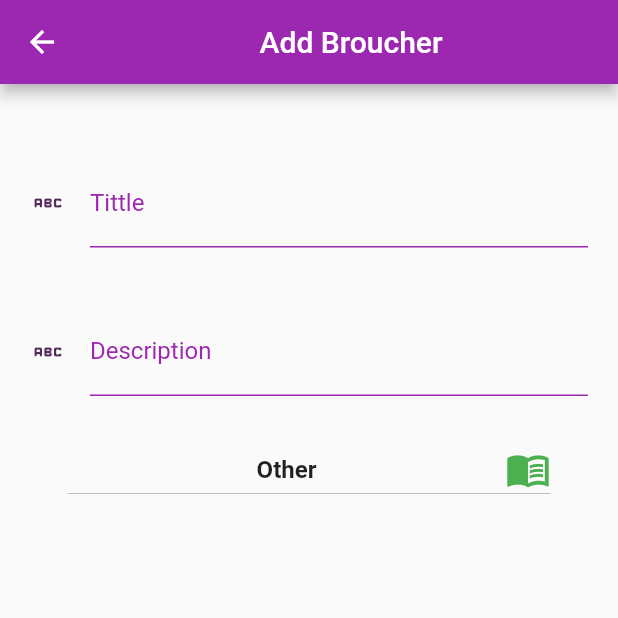
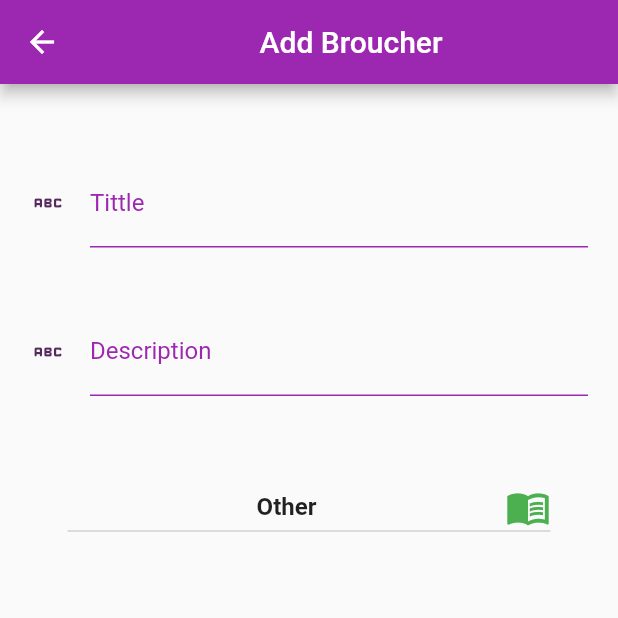
Before and after one commit to Mekdim12/Realestate_consultancy_site_controller, a Flutter app: the BrouchersDetailPage screen opened directly, on a phone screen of 412 x 824 dp, the top half of it. Run offline on Flutter 3.47's test engine with Material 2 defaults, Android fonts, the phone set to English and light mode, and no system bars; our stand-ins replace carousel_slider, curved_navigation_bar, flutter_spinkit; Roboto replaces fonts that are missing (quickSand).

Commit message:
WIP drop menu/item is miss behacing workig on fixing that

```diff
--- a/lib/components/pages/brouchers_detail_page.dart
+++ b/lib/components/pages/brouchers_detail_page.dart
@@ -12,7 +12,7 @@ class BrouchersDetailPage extends StatefulWidget {
 }
 
 class _BrouchersDetailPageState extends State<BrouchersDetailPage> {
-  final CurrentSelectedChoice = "other";
+  String CurrentSelectedChoice = "other";
   @override
   Widget build(BuildContext context) {
     return Scaffold(
@@ -58,15 +58,19 @@ class _BrouchersDetailPageState extends State<BrouchersDetailPage> {
             ),
             Container(
                 margin:
-                    EdgeInsets.only(left: 25, right: 25, top: 25, bottom: 15),
+                    EdgeInsets.only(left: 25, right: 25, top: 50, bottom: 15),
                 child: DropdownButton(
                   elevation: 10,
                   isExpanded: true,
                   iconEnabledColor: Colors.green,
                   iconSize: 30,
                   icon: const Icon(Icons.menu_book),
-                  value: CurrentSelectedChoice,
-                  onChanged: (value) {},
+                  value: "other",
+                  onChanged: (value) {
+                    setState(() {
+                      CurrentSelectedChoice = value!;
+                    });
+                  },
                   items: const [
                     DropdownMenuItem(
                       enabled: true,
```
